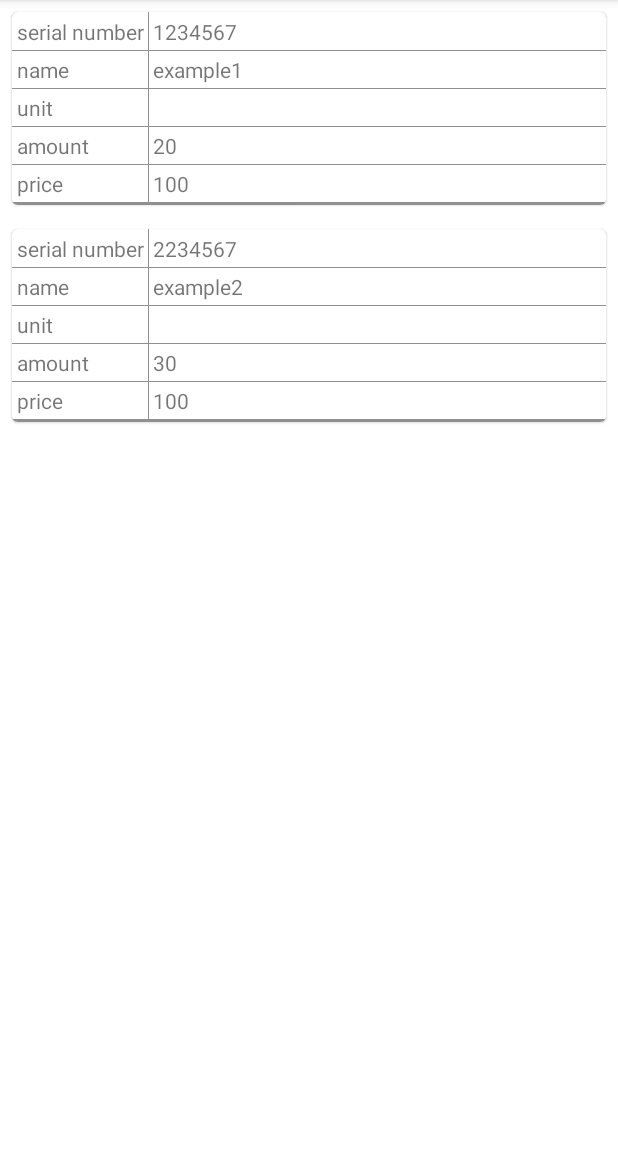
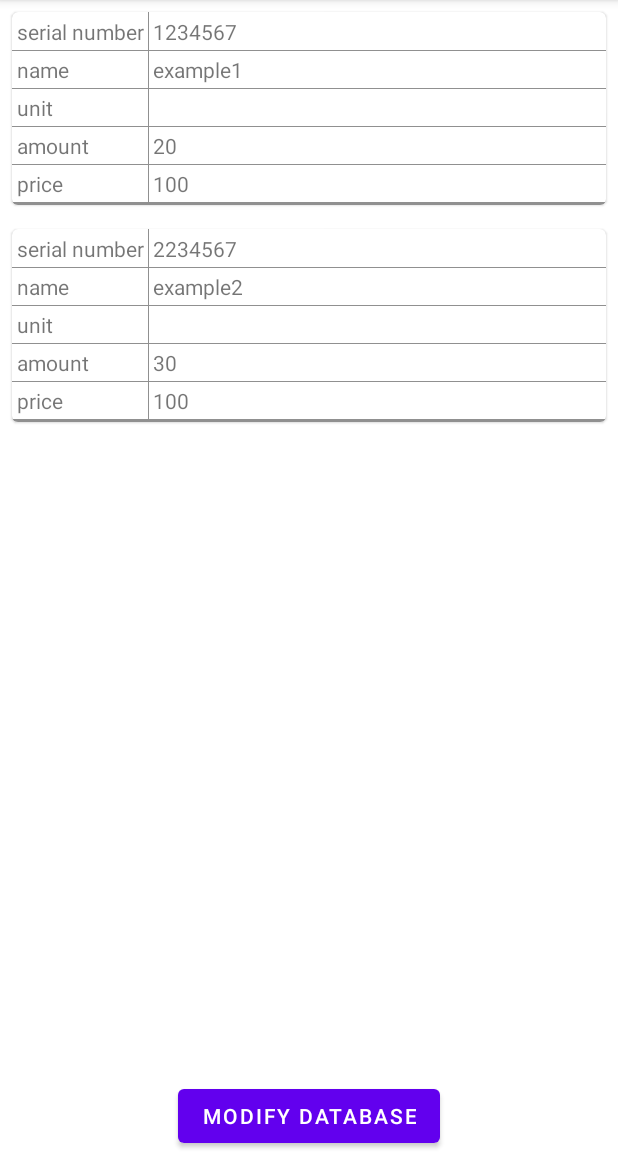
Before and after one commit to aphelioncode/RetailerWizard, an Android app: the CommodityViewActivity screen opened directly, with no data from a screen before it, on a phone screen of 412 x 824 dp, the part 84-1236 px from its top. Run offline under Robolectric (Android 15) with nearby library versions, the phone set to English and light mode, and no system bars; our stand-ins replace Room's generated code.

```diff
--- a/app/src/main/res/layout/activity_commodity.xml
+++ b/app/src/main/res/layout/activity_commodity.xml
@@ -11,10 +11,20 @@
         android:id="@+id/recyclerview"
         android:layout_width="0dp"
         android:layout_height="0dp"
-        app:layout_constraintBottom_toBottomOf="parent"
+        app:layout_constraintBottom_toTopOf="@id/crud"
         app:layout_constraintLeft_toLeftOf="parent"
         app:layout_constraintRight_toRightOf="parent"
         app:layout_constraintTop_toTopOf="parent" />
 
+    <Button
+        android:layout_width="wrap_content"
+        android:layout_height="wrap_content"
+        android:text="@string/modify_database"
+        app:layout_constraintTop_toBottomOf="@id/recyclerview"
+        app:layout_constraintBottom_toBottomOf="parent"
+        app:layout_constraintLeft_toLeftOf="parent"
+        app:layout_constraintRight_toRightOf="parent"
+        android:id="@+id/crud"/>
+
 
 </androidx.constraintlayout.widget.ConstraintLayout>
--- a/app/src/main/res/values/strings.xml
+++ b/app/src/main/res/values/strings.xml
@@ -8,4 +8,5 @@
     <string name="unit">unit</string>
     <string name="amount">amount</string>
     <string name="price">price</string>
+    <string name="modify_database">modify database</string>
 </resources>
```
Also changed, not shown: app/src/main/java/com/snakewizard/retailerwizard/MainActivity.java (+8 -18 lines), app/src/main/java/com/snakewizard/retailerwizard/apputil/AppUtil.java (added, +26 -0 lines).
